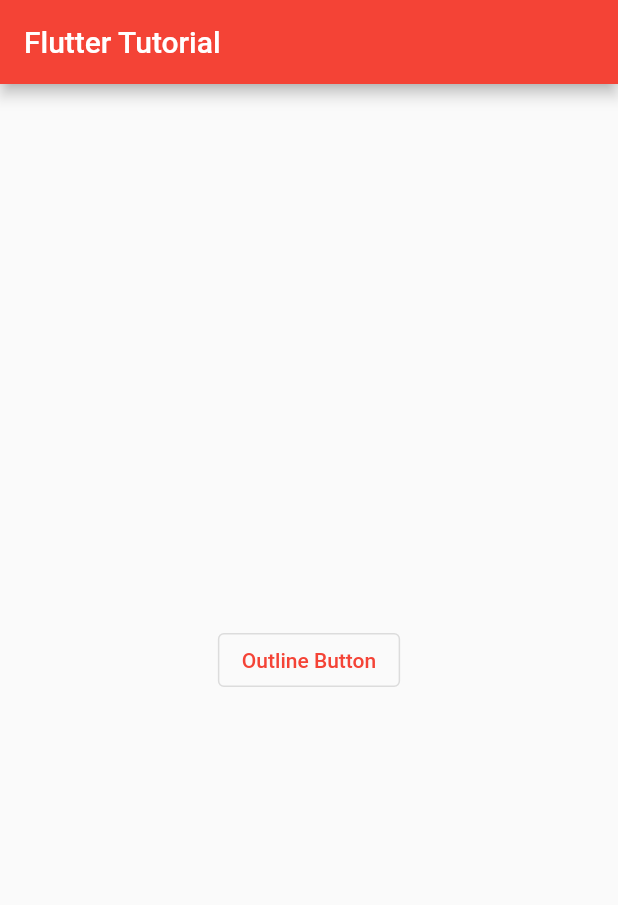
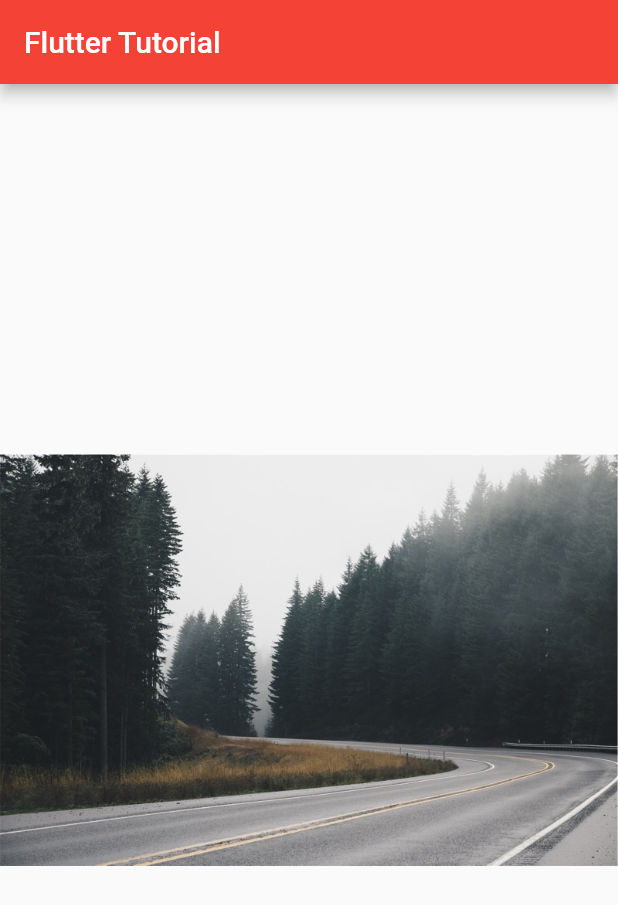
Before and after one commit to bkarthikkumar/flutterTuts, a Flutter app: the screen it shows after launch, on a phone screen of 412 x 824 dp. Shown: the top 905 px of the screen. Run offline on Flutter 3.47's test engine with Material 2 defaults, Android fonts, the light colour scheme and no system bars.

Commit message:
Updated images and main file for including the one image

```diff
--- a/lib/main.dart
+++ b/lib/main.dart
@@ -41,13 +41,13 @@
               // width: 200,
               // height: 150,
               // color: Colors.blue,
-              child: //Image.asset('assets/images/image_1.jpg')
-                  OutlinedButton(
-                child: Text("Outline Button"),
-                onPressed: () {
-                  print("Out line clicked");
-                },
-              )
+              child: Image.asset('assets/images/flutter_01.jpg')
+              //     OutlinedButton(
+              //   child: Text("Outline Button"),
+              //   onPressed: () {
+              //     print("Out line clicked");
+              //   },
+              // )
               //     ElevatedButton(
               //   child: const Text("Elevated button"),
               //   onPressed: () {
```
Also changed, not shown: assets/images/flutter_01.jpg (renamed from assets/images/image_ (2).jpg), assets/images/flutter_02.jpg (renamed from assets/images/image_ (3).jpg), assets/images/flutter_03.jpg (renamed from assets/images/image_ (4).jpg), assets/images/flutter_04.jpg (renamed from assets/images/image_ 1.jpg).
